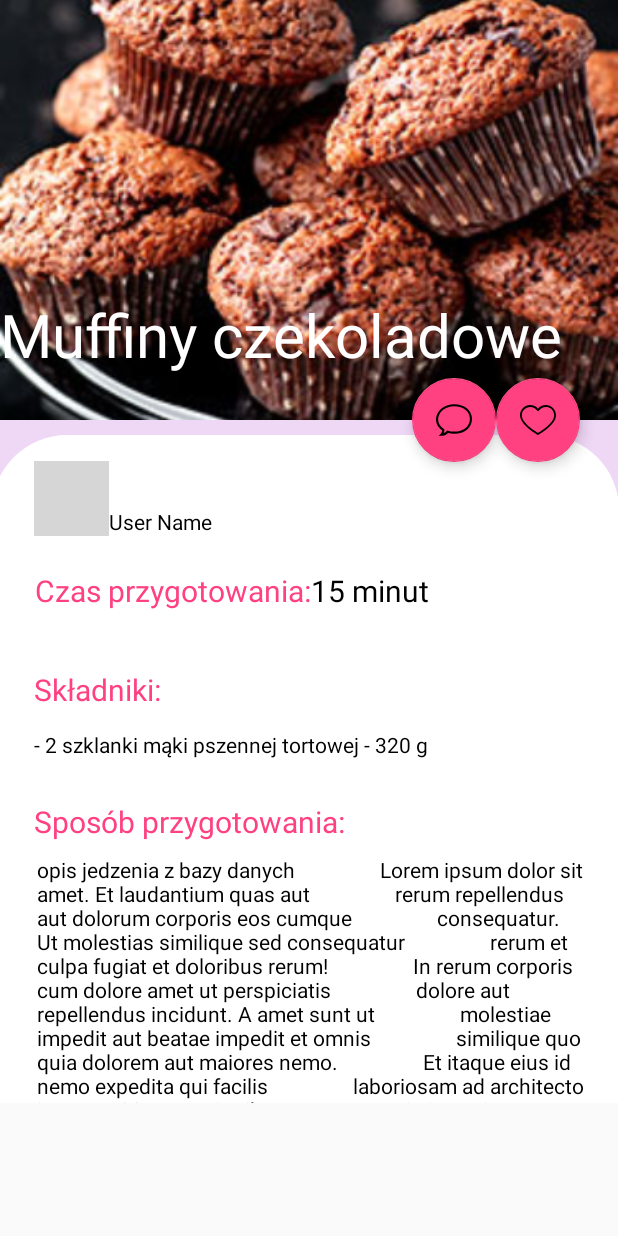
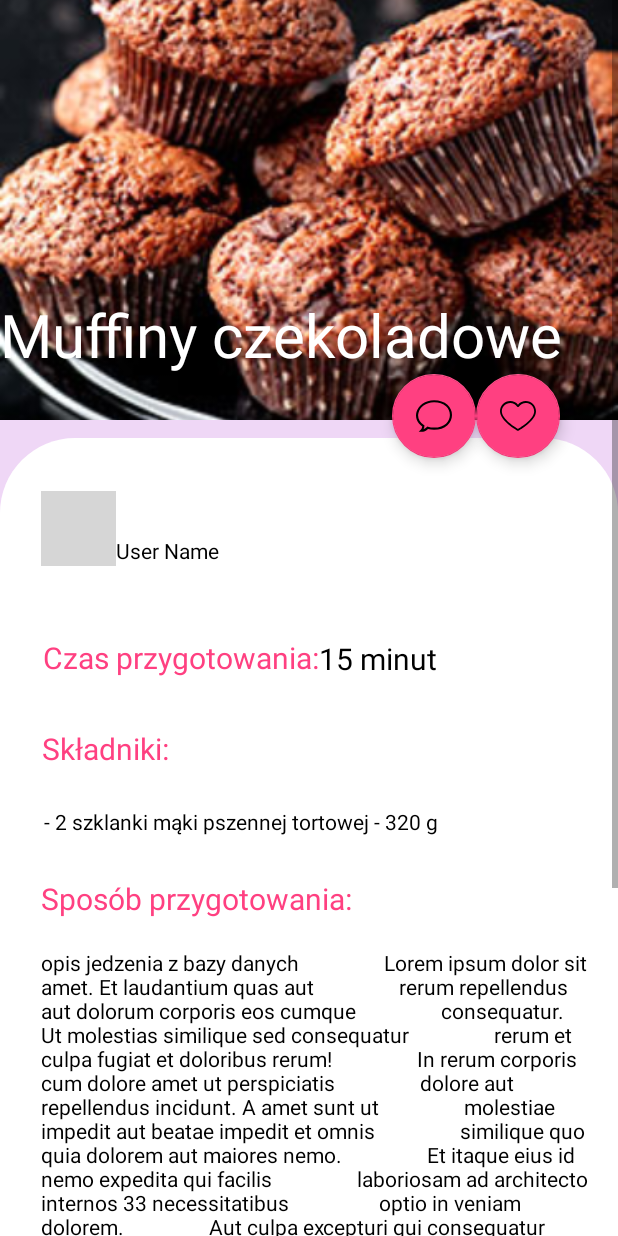
Before and after one commit to daria1703/Yummy, an Android app: the RecipeActivity screen opened directly, with no data from a screen before it, on a phone screen of 412 x 824 dp. Run offline under Robolectric (Android 15) with nearby library versions, the phone set to English and light mode, and no system bars; grey boxes are pictures that could not be loaded.

Commit message:
recipe_screen_layout

```diff
--- a/app/src/main/res/layout/activity_recipe.xml
+++ b/app/src/main/res/layout/activity_recipe.xml
@@ -2,12 +2,10 @@
     <ScrollView xmlns:android="http://schemas.android.com/apk/res/android"
         xmlns:app="http://schemas.android.com/apk/res-auto"
         xmlns:tools="http://schemas.android.com/tools"
-    android:layout_width="wrap_content"
-    android:layout_height="wrap_content"
+        android:layout_width="match_parent"
+        android:layout_height="match_parent"
         android:background="#EDDDF1"
         tools:context=".RecipeActivity">
-
-
 
     <androidx.constraintlayout.widget.ConstraintLayout
 
@@ -26,6 +24,7 @@
             android:src="@drawable/muffiny_czekoladowe_00"
             app:layout_collapseMode="parallax"
 
+            app:layout_constraintEnd_toEndOf="parent"
             app:layout_constraintStart_toStartOf="parent"
             app:layout_constraintTop_toTopOf="parent" />
 
@@ -42,17 +41,20 @@
         app:layout_constraintStart_toStartOf="parent"
         app:layout_constraintTop_toTopOf="parent" />
 
+
         <com.google.android.material.floatingactionbutton.FloatingActionButton
             android:id="@+id/heart_btn"
             android:layout_width="wrap_content"
             android:layout_height="wrap_content"
             android:layout_marginTop="252dp"
-
+            android:backgroundTint="#FF4081"
             android:clickable="true"
+            app:layout_constraintBottom_toBottomOf="@+id/image_of_dish"
             app:layout_constraintEnd_toEndOf="parent"
-            app:layout_constraintHorizontal_bias="0.929"
+            app:layout_constraintHorizontal_bias="0.892"
             app:layout_constraintStart_toStartOf="parent"
             app:layout_constraintTop_toTopOf="parent"
+            app:layout_constraintVertical_bias="0.107"
             app:srcCompat="@drawable/ic_empty_heart"
             tools:ignore="VectorDrawableCompat" />
 
@@ -60,29 +62,28 @@
             android:id="@+id/comments_btn"
             android:layout_width="wrap_content"
             android:layout_height="wrap_content"
-            android:layout_marginTop="252dp"
-
+            android:layout_marginTop="256dp"
+            android:backgroundTint="#FF4081"
             android:clickable="true"
+            app:layout_constraintBottom_toTopOf="@+id/constraintLayout2"
             app:layout_constraintEnd_toEndOf="parent"
-            app:layout_constraintHorizontal_bias="0.771"
+            app:layout_constraintHorizontal_bias="0.735"
             app:layout_constraintStart_toStartOf="parent"
             app:layout_constraintTop_toTopOf="parent"
+            app:layout_constraintVertical_bias="0.35"
             app:srcCompat="@drawable/ic_speech_bubble"
             tools:ignore="VectorDrawableCompat" />
 
         <androidx.constraintlayout.widget.ConstraintLayout
-            android:layout_width="418dp"
-            android:layout_height="445dp"
-            android:layout_marginTop="290dp"
+            android:id="@+id/constraintLayout2"
+            android:layout_width="match_parent"
+            android:layout_height="wrap_content"
+            android:layout_marginTop="12dp"
             android:background="@drawable/recipe_bg"
             android:orientation="vertical"
-            app:layout_constraintBottom_toBottomOf="parent"
             app:layout_constraintEnd_toEndOf="parent"
-            app:layout_constraintHorizontal_bias="1.0"
             app:layout_constraintStart_toStartOf="parent"
-            app:layout_constraintTop_toTopOf="parent"
-            app:layout_constraintVertical_bias="1.0">
-
+            app:layout_constraintTop_toBottomOf="@+id/image_of_dish">
 
             <ImageView
                 android:id="@+id/icon_users"
@@ -108,7 +109,7 @@
                 app:layout_constraintHorizontal_bias="0.0"
                 app:layout_constraintStart_toEndOf="@+id/icon_users"
                 app:layout_constraintTop_toTopOf="parent"
-                app:layout_constraintVertical_bias="0.112" />
+                app:layout_constraintVertical_bias="0.078" />
 
             <TextView
                 android:id="@+id/time_of_make"
@@ -119,7 +120,7 @@
                 android:textSize="20dp"
                 app:layout_constraintBottom_toBottomOf="parent"
                 app:layout_constraintEnd_toEndOf="parent"
-                app:layout_constraintHorizontal_bias="0.123"
+                app:layout_constraintHorizontal_bias="0.126"
                 app:layout_constraintStart_toStartOf="parent"
                 app:layout_constraintTop_toBottomOf="@+id/user_name"
                 app:layout_constraintVertical_bias="0.065" />
@@ -136,7 +137,7 @@
                 app:layout_constraintHorizontal_bias="0.0"
                 app:layout_constraintStart_toEndOf="@+id/time_of_make"
                 app:layout_constraintTop_toTopOf="parent"
-                app:layout_constraintVertical_bias="0.215" />
+                app:layout_constraintVertical_bias="0.161" />
 
             <TextView
                 android:id="@+id/inredients_word"
@@ -147,10 +148,10 @@
                 android:textSize="20dp"
                 app:layout_constraintBottom_toBottomOf="parent"
                 app:layout_constraintEnd_toEndOf="parent"
-                app:layout_constraintHorizontal_bias="0.084"
+                app:layout_constraintHorizontal_bias="0.086"
                 app:layout_constraintStart_toStartOf="parent"
                 app:layout_constraintTop_toBottomOf="@+id/time_of_make"
-                app:layout_constraintVertical_bias="0.129" />
+                app:layout_constraintVertical_bias="0.05" />
 
             <TextView
                 android:id="@+id/inredients"
@@ -160,10 +161,10 @@
                 android:textColor="#000000"
                 app:layout_constraintBottom_toBottomOf="parent"
                 app:layout_constraintEnd_toEndOf="parent"
-                app:layout_constraintHorizontal_bias="0.181"
+                app:layout_constraintHorizontal_bias="0.197"
                 app:layout_constraintStart_toStartOf="parent"
                 app:layout_constraintTop_toTopOf="parent"
-                app:layout_constraintVertical_bias="0.462" />
+                app:layout_constraintVertical_bias="0.294" />
 
             <TextView
                 android:id="@+id/desp_of_desp"
@@ -180,10 +181,27 @@
 
             <TextView
                 android:id="@+id/description"
-                android:layout_width="376dp"
+                android:layout_width="374dp"
                 android:layout_height="wrap_content"
                 android:layout_marginTop="19dp"
                 android:text="opis jedzenia z bazy danych
+                Lorem ipsum dolor sit amet. Et laudantium quas aut
+                rerum repellendus aut dolorum corporis eos cumque
+                consequatur. Ut molestias similique sed consequatur
+                rerum et culpa fugiat et doloribus rerum!
+                In rerum corporis cum dolore amet ut perspiciatis
+                dolore aut repellendus incidunt. A amet sunt ut
+                molestiae impedit aut beatae impedit et omnis
+                similique quo quia dolorem aut maiores nemo.
+                Et itaque eius id nemo expedita qui facilis
+                laboriosam ad architecto internos 33 necessitatibus
+                 optio in veniam dolorem.
+                Aut culpa excepturi qui consequatur dignissimos
+                in veniam unde et magnam ducimus sit corporis
+                officiis qui asperiores soluta et nobis sunt.
+                Cum minus accusantium est quisquam pariatur sit
+                aliquid eius ut iste neque ab magni ipsu
+opis jedzenia z bazy danych
                 Lorem ipsum dolor sit amet. Et laudantium quas aut
                 rerum repellendus aut dolorum corporis eos cumque
                 consequatur. Ut molestias similique sed consequatur
```
Lines whose indentation alone changed are shown as unchanged.
